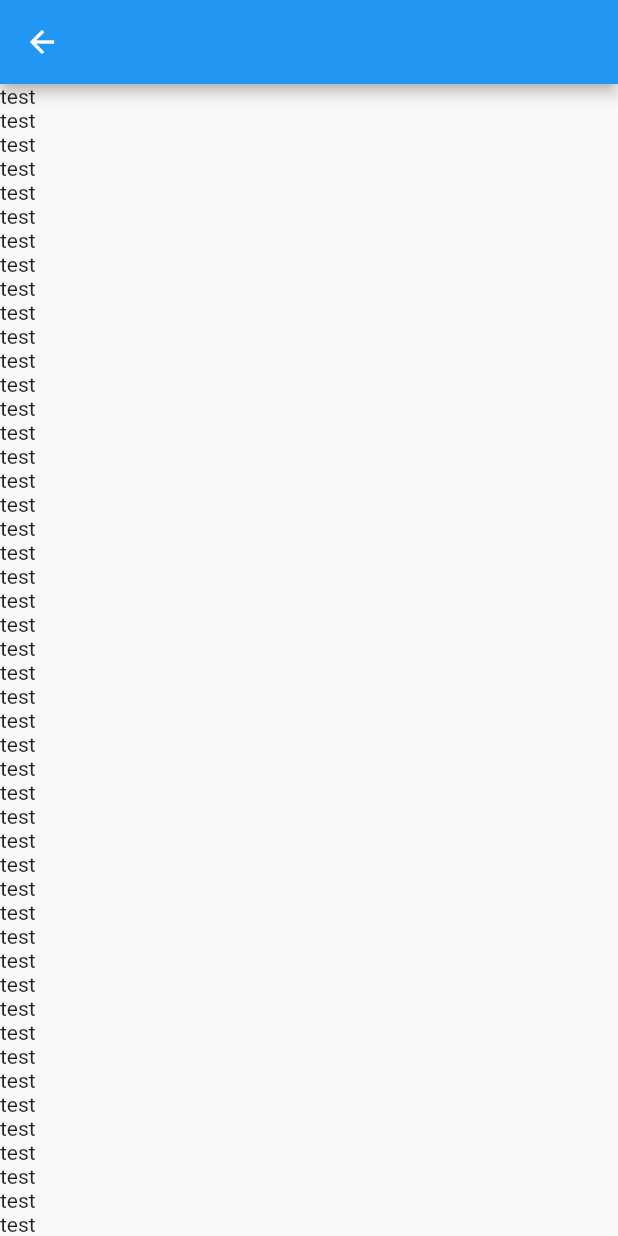
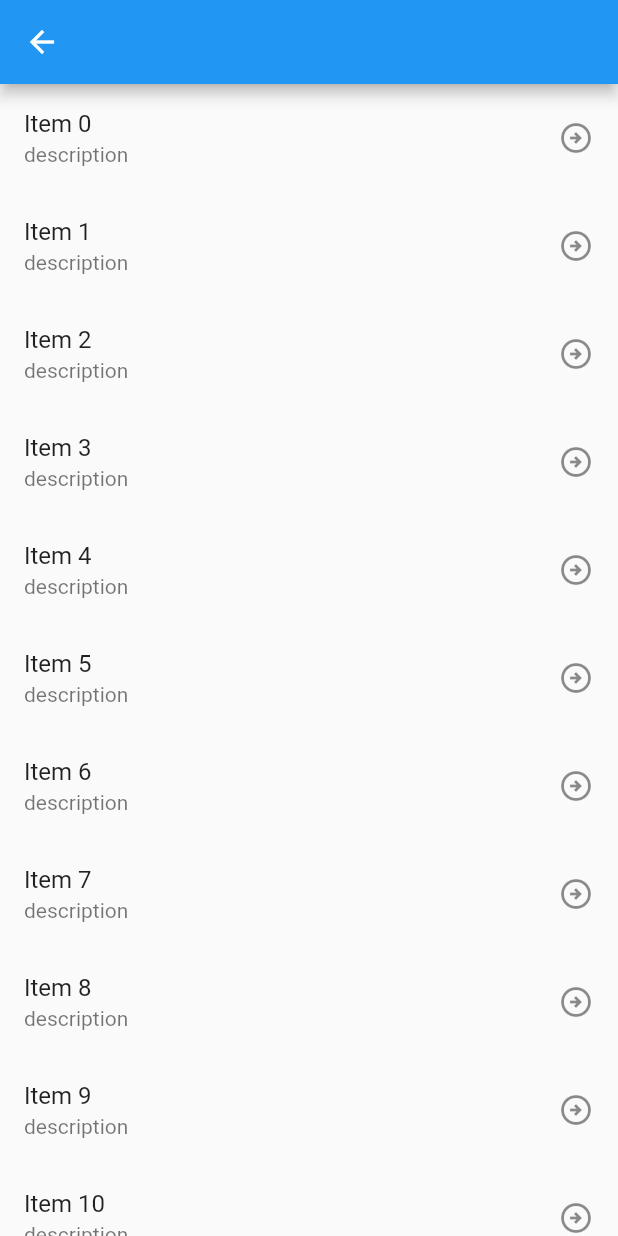
Before and after one commit to alexregiani/store_app, a Flutter app: the screen it shows after launch, after a tap on "Press me", on a phone screen of 412 x 824 dp. Run offline on Flutter 3.47's test engine with Material 2 defaults, Android fonts, the phone set to English and light mode, and no system bars.

Commit message:
added ListTile

```diff
--- a/lib/home_page.dart
+++ b/lib/home_page.dart
@@ -1,5 +1,5 @@
 import 'package:flutter/material.dart';
-import 'package:store_app/details_page.dart';
+import 'package:store_app/products_page.dart';
 
 class HomePage extends StatelessWidget {
   const HomePage({super.key});
@@ -25,7 +25,7 @@ pressButton(context) {
   Navigator.push(
     context,
     MaterialPageRoute(
-      builder: (context) => const DetailsPage(),
+      builder: (context) => const ProductPage(),
     ),
   );
 }
--- a/lib/details_page.dart
+++ b/lib/products_page.dart
@@ -1,7 +1,7 @@
 import 'package:flutter/material.dart';
 
-class DetailsPage extends StatelessWidget {
-  const DetailsPage({super.key});
+class ProductPage extends StatelessWidget {
+  const ProductPage({super.key});
 
   @override
   Widget build(BuildContext context) {
@@ -12,7 +12,12 @@ class DetailsPage extends StatelessWidget {
         body: ListView.builder(
           itemCount: items.length,
           itemBuilder: (context, index) {
-            return Text('test');
+            final item = items[index];
+            return ListTile(
+              title: Text('Item $item'),
+              subtitle: Text('description'),
+              trailing: Icon(Icons.arrow_circle_right_outlined),
+            );
           },
         ));
   }
```
